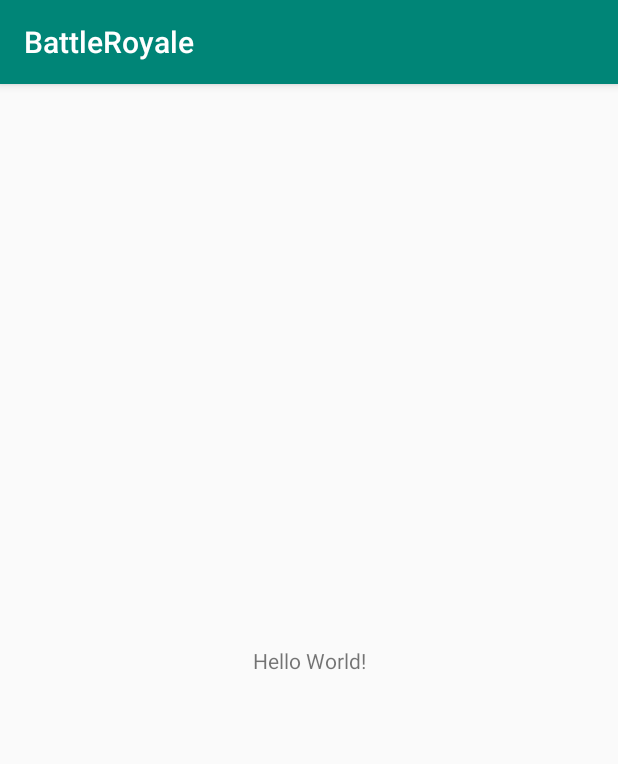
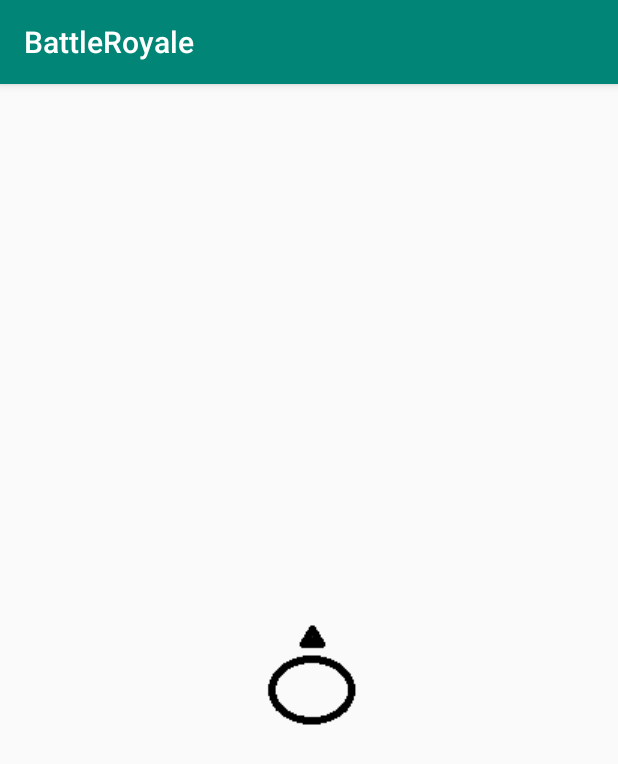
Before and after one commit to treychumbley/AppDevAndroidProject, an Android app: the screen it shows after launch (MainActivity), on a phone screen of 412 x 824 dp. Shown: the top 764 px of the screen. Run offline under Robolectric (Android 15) with nearby library versions, the phone set to English and light mode, and no system bars.

Commit message:
Add playerObject

```diff
--- a/app/src/main/res/layout/activity_main.xml
+++ b/app/src/main/res/layout/activity_main.xml
@@ -6,13 +6,14 @@
     android:layout_height="match_parent"
     tools:context=".MainActivity">
 
-    <TextView
+    <ImageView
+        android:id="@+id/playerImage"
         android:layout_width="wrap_content"
         android:layout_height="wrap_content"
-        android:text="Hello World!"
+        android:contentDescription="@string/players_character"
         app:layout_constraintBottom_toBottomOf="parent"
-        app:layout_constraintLeft_toLeftOf="parent"
-        app:layout_constraintRight_toRightOf="parent"
-        app:layout_constraintTop_toTopOf="parent" />
-
+        app:layout_constraintEnd_toEndOf="parent"
+        app:layout_constraintStart_toStartOf="parent"
+        app:layout_constraintTop_toTopOf="parent"
+        app:srcCompat="@drawable/figure" />
 </androidx.constraintlayout.widget.ConstraintLayout>
--- a/app/src/main/res/values/strings.xml
+++ b/app/src/main/res/values/strings.xml
@@ -1,3 +1,4 @@
 <resources>
     <string name="app_name">BattleRoyale</string>
+    <string name="players_character">Players character.</string>
 </resources>
```
Also changed, not shown: app/src/main/res/drawable/figure.png (added), 3 other files.
